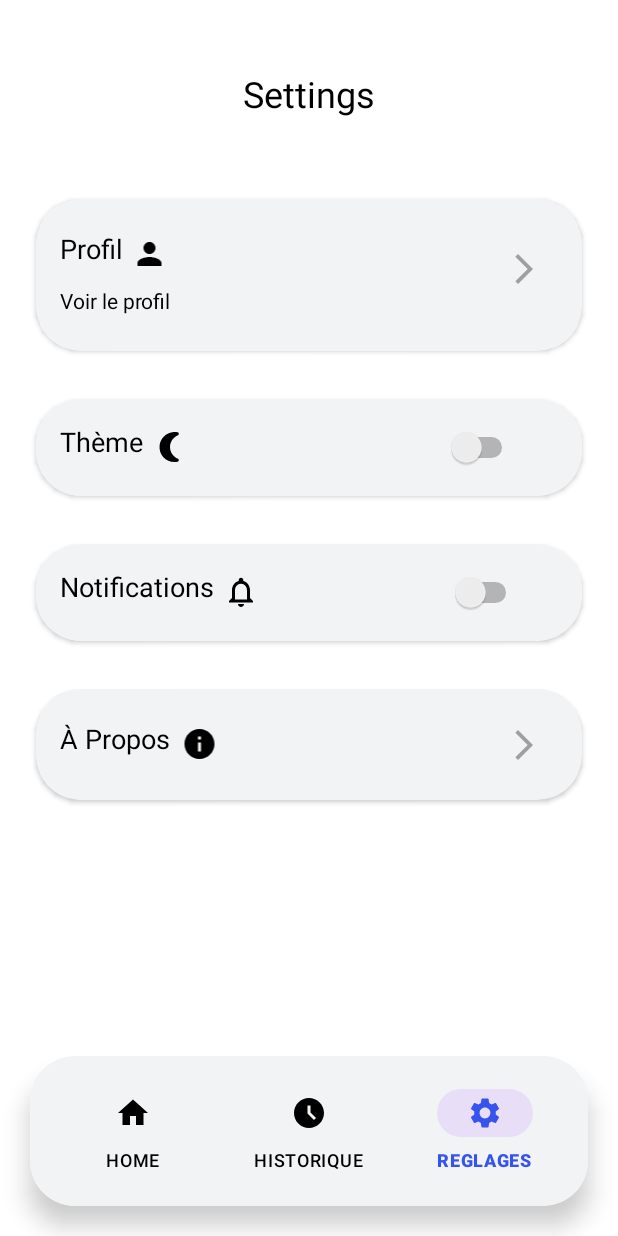
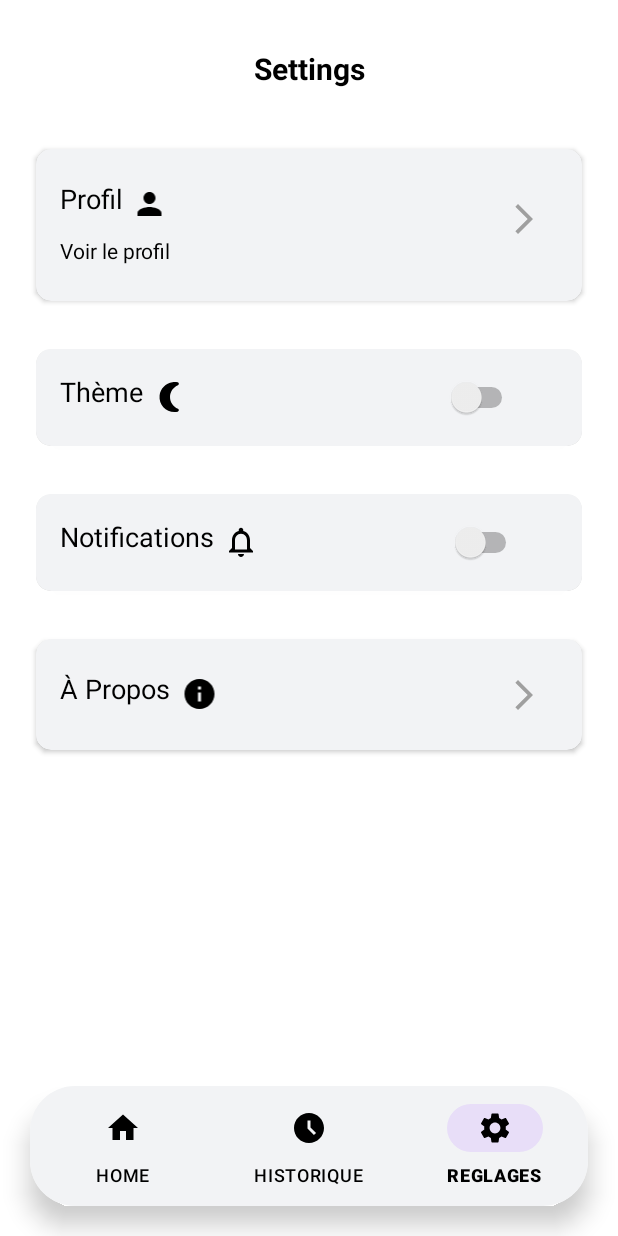
Before and after one commit to Math23125/TranslationApplication, an Android app: the screen it shows after launch (MainActivity), item 3 of the bottom bar chosen, on a phone screen of 412 x 824 dp. Run offline under Robolectric (Android 15) with nearby library versions, the phone set to English and light mode, and no system bars; our stand-ins replace Room's generated code.

Commit message:
NavBarre

```diff
--- a/app/build.gradle
+++ b/app/build.gradle
@@ -44,6 +44,12 @@ dependencies {
     implementation "androidx.room:room-runtime:2.4.2"
     annotationProcessor "androidx.room:room-compiler:2.4.2"
     implementation 'androidx.cardview:cardview:1.0.0'
+    implementation libs.annotations
+    testImplementation libs.junit
+    androidTestImplementation libs.ext.junit
+    androidTestImplementation libs.espresso.core
+    implementation libs.squareup.retrofit
+    implementation libs.retrofit2.converter.gson
 
 
 
--- a/app/src/main/java/com/example/navbarre/custombottomnav/MainActivity.java
+++ b/app/src/main/java/com/example/navbarre/custombottomnav/MainActivity.java
@@ -1,23 +1,25 @@
 package com.example.navbarre.custombottomnav;
 
+import android.content.Context;
+import android.content.Intent;
+import android.content.SharedPreferences;
 import android.os.Bundle;
+import android.preference.PreferenceManager;
 import android.view.MenuItem;
 
 import androidx.activity.EdgeToEdge;
 import androidx.appcompat.app.AppCompatActivity;
 import androidx.fragment.app.Fragment;
 import androidx.viewpager2.widget.ViewPager2;
-
 import com.example.navbarre.R;
 import com.example.navbarre.adapter.AdapterViewPager;
 import com.example.navbarre.fragment.FragmentHome;
 import com.example.navbarre.fragment.FragmentSettings;
 import com.example.navbarre.fragment.FragmentHisto;
+import com.example.navbarre.fragment.Histopower.FullTextActivity;
 import com.google.android.material.bottomnavigation.BottomNavigationView;
 import com.google.android.material.navigation.NavigationBarView;
-
 import java.util.ArrayList;
-
 public class MainActivity extends AppCompatActivity {
     ViewPager2 pagerMain;
     ArrayList<Fragment> fragmentArrayList = new ArrayList<>();
@@ -27,7 +29,31 @@ public class MainActivity extends AppCompatActivity {
     protected void onCreate(Bundle savedInstanceState) {
         super.onCreate(savedInstanceState);
         EdgeToEdge.enable(this);
+        SharedPreferences preferences = PreferenceManager.getDefaultSharedPreferences(this);
+        boolean isFirstRun = preferences.getBoolean("isFirstRun", true);
+
+        if (isFirstRun) {
+            // Marquer que ce n'est plus la première exécution
+            SharedPreferences.Editor editor = preferences.edit();
+            editor.putBoolean("isFirstRun", false);
+            editor.apply();
+
+            // Démarrer l'activité de chargement
+            startActivity(new Intent(this, PageChargement.class));
+            // Pas besoin de terminer l'activité ici
+        } else {
+            // Mettez le reste du code ici
+            SharedPreferences sharedPreferences = getSharedPreferences("ThemePrefs", Context.MODE_PRIVATE);
+            boolean isDarkModeEnabled = sharedPreferences.getBoolean("isDarkModeEnabled", false);
+
+            if (isDarkModeEnabled) {
+                setTheme(R.style.Theme_NavBarre_Dark);
+            } else {
+                setTheme(R.style.Theme_NavBarre_Light);
+            }
+
             setContentView(R.layout.activity_main);
+
             pagerMain = findViewById(R.id.pagerMain);
             bottomNav = findViewById(R.id.bottomNav);
 
@@ -36,8 +62,7 @@ public class MainActivity extends AppCompatActivity {
             fragmentArrayList.add(new FragmentSettings());
 
             AdapterViewPager adapterViewPager = new AdapterViewPager(this, fragmentArrayList);
-        //set l'adapter
-
+            // Set the adapter
             pagerMain.setAdapter(adapterViewPager);
             pagerMain.registerOnPageChangeCallback(new ViewPager2.OnPageChangeCallback() {
                 @Override
@@ -70,6 +95,6 @@ public class MainActivity extends AppCompatActivity {
                     return true;
                 }
             });
-
         }
     }
+}
--- a/app/src/main/java/com/example/navbarre/fragment/Homepower/TranslationCall.java
+++ b/app/src/main/java/com/example/navbarre/fragment/Homepower/TranslationCall.java
@@ -69,7 +69,7 @@ public class TranslationCall {
 
         RequestBody body = RequestBody.create(JSON, jsonObject.toString());
         Request request = new Request.Builder()
-                .url("http://10.4.254.221:5000/translate/" + currentLang)
+                .url("http://192.168.1.116:5000/translate/" + currentLang)
                 .post(body)
                 .build();
 
--- a/app/src/main/res/layout/activity_main.xml
+++ b/app/src/main/res/layout/activity_main.xml
@@ -1,4 +1,5 @@
-<androidx.constraintlayout.widget.ConstraintLayout xmlns:android="http://schemas.android.com/apk/res/android"
+<?xml version="1.0" encoding="utf-8"?>
+<RelativeLayout xmlns:android="http://schemas.android.com/apk/res/android"
     xmlns:app="http://schemas.android.com/apk/res-auto"
     xmlns:tools="http://schemas.android.com/tools"
     android:id="@+id/main"
@@ -9,38 +10,28 @@
     <androidx.viewpager2.widget.ViewPager2
         android:id="@+id/pagerMain"
         android:layout_width="match_parent"
-        android:background="@color/white"
         android:layout_height="match_parent"
-        app:layout_constraintTop_toTopOf="parent"
-        app:layout_constraintBottom_toTopOf="@id/bottomNavCard"
-        app:layout_constraintStart_toStartOf="parent"
-        app:layout_constraintEnd_toEndOf="parent" />
+        android:background="@color/white" />
 
     <androidx.cardview.widget.CardView
-        android:id="@+id/bottomNavCard"
-        android:layout_width="0dp"
+        android:layout_width="match_parent"
         android:layout_height="wrap_content"
+        android:layout_alignParentBottom="true"
         android:layout_marginHorizontal="20dp"
         android:layout_marginBottom="20dp"
         app:cardCornerRadius="30dp"
-        app:cardElevation="10dp"
-        app:layout_constraintBottom_toBottomOf="parent"
-        app:layout_constraintStart_toStartOf="parent"
-        app:layout_constraintEnd_toEndOf="parent">
+        app:cardElevation="10dp">
 
         <com.google.android.material.bottomnavigation.BottomNavigationView
             android:id="@+id/bottomNav"
             android:layout_width="match_parent"
             android:layout_height="wrap_content"
             android:layout_above="@id/bottomNav"
-            android:backgroundTint="@color/white"
-            android:rotationY="0"
-            app:itemIconTint="@color/color_item_bottom_nav"
-            app:itemTextColor="@color/color_item_bottom_nav"
-            app:menu="@menu/menu_bottom_nav"
-            android:background="@color/whitegrey"
-            android:padding="10dp"/>
+            android:background="?attr/android:colorPrimary"
+            app:itemIconTint="?attr/android:iconTint"
+            app:itemTextColor="?attr/android:textColor"
+            app:menu="@menu/menu_bottom_nav"/>
 
     </androidx.cardview.widget.CardView>
 
-</androidx.constraintlayout.widget.ConstraintLayout>
+</RelativeLayout>
--- a/app/src/main/res/layout/activity_page_chargement.xml
+++ b/app/src/main/res/layout/activity_page_chargement.xml
@@ -26,6 +26,7 @@
         android:id="@+id/progressBar"
         android:layout_width="wrap_content"
         android:layout_height="wrap_content"
+        app:itemIconTint="?attr/android:iconTint"
         app:layout_constraintTop_toBottomOf="@+id/logoImageView"
         app:layout_constraintStart_toStartOf="parent"
         app:layout_constraintEnd_toEndOf="parent"
--- a/app/src/main/res/layout/fragment_settings.xml
+++ b/app/src/main/res/layout/fragment_settings.xml
@@ -15,9 +15,9 @@
         android:layout_height="wrap_content"
         android:text="Settings"
         android:textColor="?attr/android:textColor"
-        android:textSize="24sp"
-        android:padding="30dp"
-        android:paddingBottom="8dp"
+        android:textSize="20sp"
+        android:textStyle="bold"
+        android:padding="16dp"
         android:gravity="center"/>
 
 
@@ -31,14 +31,14 @@
             android:layout_width="match_parent"
             android:layout_height="wrap_content"
             android:layout_margin="8dp"
-            app:cardCornerRadius="30dp"
+            app:cardCornerRadius="10dp"
             tools:ignore="DuplicateIds">
 
             <LinearLayout
                 android:layout_width="match_parent"
                 android:layout_height="match_parent"
                 android:background="@drawable/rounded_corner"
-                android:elevation="2dp"
+                android:elevation="6dp"
                 android:orientation="vertical"
                 android:padding="16dp">
 
@@ -106,13 +106,13 @@
             android:layout_width="match_parent"
             android:layout_height="wrap_content"
             android:layout_margin="8dp"
-            app:cardCornerRadius="30dp">
+            app:cardCornerRadius="10dp">
             <LinearLayout
                 android:layout_width="match_parent"
                 android:layout_height="wrap_content"
                 android:orientation="horizontal"
                 android:background="@drawable/rounded_corner"
-                android:elevation="2dp"
+                android:elevation="6dp"
                 android:padding="16dp">
 
                 <LinearLayout
@@ -163,13 +163,13 @@
             android:layout_width="match_parent"
             android:layout_height="wrap_content"
             android:layout_margin="8dp"
-            app:cardCornerRadius="30dp">
+            app:cardCornerRadius="10dp">
             <LinearLayout
                 android:layout_width="match_parent"
                 android:layout_height="wrap_content"
                 android:orientation="horizontal"
                 android:background="@drawable/rounded_corner"
-                android:elevation="2dp"
+                android:elevation="6dp"
                 android:padding="16dp">
 
                 <LinearLayout
@@ -220,14 +220,14 @@
             android:layout_width="match_parent"
             android:layout_height="wrap_content"
             android:layout_margin="8dp"
-            app:cardCornerRadius="30dp"
+            app:cardCornerRadius="10dp"
             tools:ignore="DuplicateIds">
 
             <LinearLayout
                 android:layout_width="match_parent"
                 android:layout_height="match_parent"
                 android:background="@drawable/rounded_corner"
-                android:elevation="2dp"
+                android:elevation="6dp"
                 android:orientation="vertical"
                 android:padding="16dp">
 
--- a/app/src/main/res/values/style.xml
+++ b/app/src/main/res/values/style.xml
@@ -8,7 +8,7 @@
         <item name="android:iconTint">@color/black</item> <!-- Couleur des icônes -->
         <item name="colorPrimary">@color/whitegrey</item> <!-- Couleur de fond de la barre d'action -->
         <item name="colorOnBackground">@color/white</item> <!-- Couleur de fond de la barre d'action -->
-        <item name="android:textColorHint">@color/darkwhite</item> <!-- Couleur de fond de la barre d'action -->
+        <item name="android:textColorHint">@color/darkgrey</item> <!-- Couleur de fond de la barre d'action -->
 
 
         <!-- Autres attributs -->
--- a/app/src/main/res/xml/network_security_config.xml
+++ b/app/src/main/res/xml/network_security_config.xml
@@ -5,6 +5,8 @@
         <domain includeSubdomains="true">127.0.0.1</domain>
         <domain includeSubdomains="true">192.168.1.10</domain>
         <domain includeSubdomains="true">10.4.254.221</domain>
+        <domain includeSubdomains="true">192.168.1.116</domain>
+
 
     </domain-config>
 </network-security-config>
--- a/gradle/libs.versions.toml
+++ b/gradle/libs.versions.toml
@@ -1,5 +1,7 @@
 [versions]
 agp = "8.3.1"
+annotations = "23.0.0"
+converterGsonVersion = "2.9.0"
 junit = "4.13.2"
 junitVersion = "1.1.5"
 espressoCore = "3.5.1"
@@ -10,6 +12,7 @@ constraintlayout = "2.1.4"
 roomCommon = "2.6.1"
 
 [libraries]
+annotations = { module = "org.jetbrains:annotations", version.ref = "annotations" }
 junit = { group = "junit", name = "junit", version.ref = "junit" }
 ext-junit = { group = "androidx.test.ext", name = "junit", version.ref = "junitVersion" }
 espresso-core = { group = "androidx.test.espresso", name = "espresso-core", version.ref = "espressoCore" }
@@ -17,7 +20,9 @@ appcompat = { group = "androidx.appcompat", name = "appcompat", version.ref = "a
 material = { group = "com.google.android.material", name = "material", version.ref = "material" }
 activity = { group = "androidx.activity", name = "activity", version.ref = "activity" }
 constraintlayout = { group = "androidx.constraintlayout", name = "constraintlayout", version.ref = "constraintlayout" }
+retrofit2-converter-gson = { module = "com.squareup.retrofit2:converter-gson", version.ref = "converterGsonVersion" }
 room-common = { group = "androidx.room", name = "room-common", version.ref = "roomCommon" }
+squareup-retrofit = { module = "com.squareup.retrofit2:retrofit", version.ref = "converterGsonVersion" }
 
 [plugins]
 androidApplication = { id = "com.android.application", version.ref = "agp" }
```
Also changed, not shown: app/src/main/java/com/example/navbarre/fragment/Histopower/FullTextActivity.java (+13 -7 lines), app/src/main/res/layout/activity_full_text.xml (+16 -13 lines), app/src/main/res/layout/fragment_histo.xml (+6 -4 lines), app/src/main/res/layout/fragment_home.xml (+2 -5 lines), app/src/main/res/layout/translation_item.xml (+14 -4 lines). Lines whose indentation alone changed are shown as unchanged.
